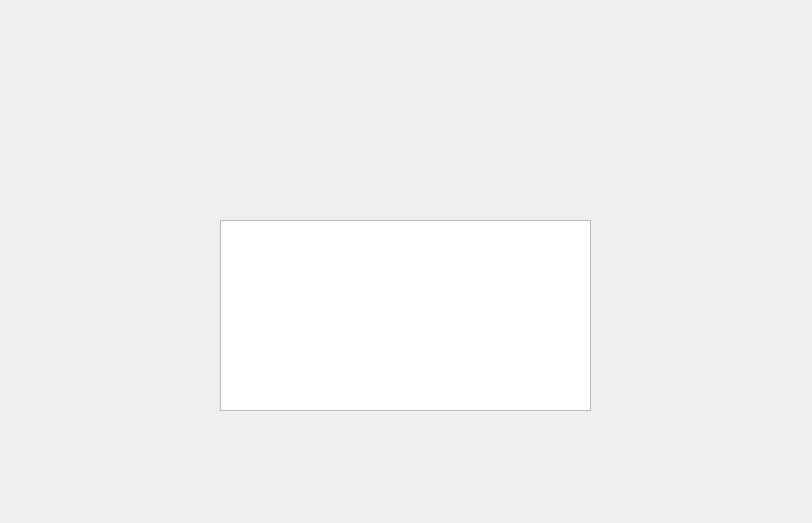
Qt form Codigo/Lanchonete/tela_gerente.ui (bbentin/APS) before a commit.
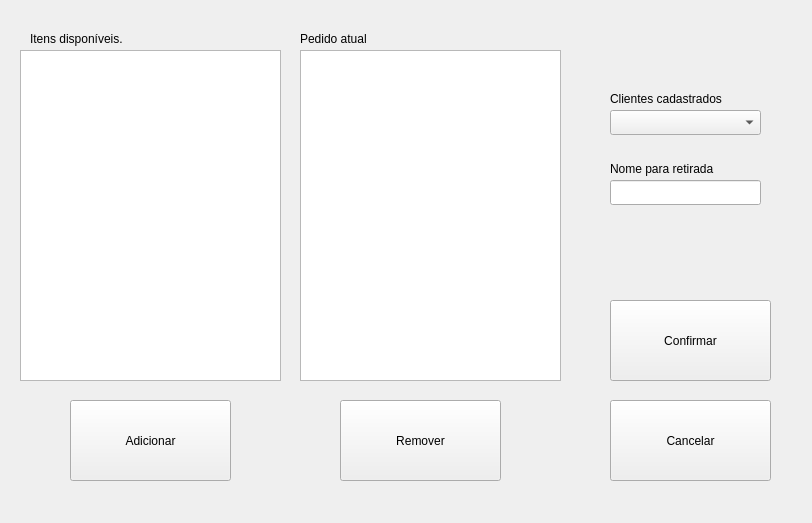
The same form after that commit.

Patch:
```diff
--- a/Codigo/Lanchonete/tela_gerente.ui
+++ b/Codigo/Lanchonete/tela_gerente.ui
@@ -13,16 +13,150 @@
   <property name="windowTitle">
    <string>Form</string>
   </property>
-  <widget class="QTextEdit" name="textEdit">
+  <widget class="QListView" name="listView">
    <property name="geometry">
     <rect>
-     <x>220</x>
-     <y>220</y>
-     <width>371</width>
-     <height>191</height>
+     <x>20</x>
+     <y>50</y>
+     <width>261</width>
+     <height>331</height>
     </rect>
    </property>
   </widget>
+  <widget class="QLabel" name="label">
+   <property name="geometry">
+    <rect>
+     <x>30</x>
+     <y>30</y>
+     <width>161</width>
+     <height>17</height>
+    </rect>
+   </property>
+   <property name="text">
+    <string>Itens disponíveis.</string>
+   </property>
+  </widget>
+  <widget class="QListView" name="listView_2">
+   <property name="geometry">
+    <rect>
+     <x>300</x>
+     <y>50</y>
+     <width>261</width>
+     <height>331</height>
+    </rect>
+   </property>
+  </widget>
+  <widget class="QLabel" name="label_2">
+   <property name="geometry">
+    <rect>
+     <x>300</x>
+     <y>30</y>
+     <width>101</width>
+     <height>17</height>
+    </rect>
+   </property>
+   <property name="text">
+    <string>Pedido atual</string>
+   </property>
+  </widget>
+  <widget class="QPushButton" name="pushButton">
+   <property name="geometry">
+    <rect>
+     <x>610</x>
+     <y>300</y>
+     <width>161</width>
+     <height>81</height>
+    </rect>
+   </property>
+   <property name="text">
+    <string>Confirmar</string>
+   </property>
+  </widget>
+  <widget class="QPushButton" name="pushButton_2">
+   <property name="geometry">
+    <rect>
+     <x>610</x>
+     <y>400</y>
+     <width>161</width>
+     <height>81</height>
+    </rect>
+   </property>
+   <property name="text">
+    <string>Cancelar</string>
+   </property>
+  </widget>
+  <widget class="QPushButton" name="pushButton_3">
+   <property name="geometry">
+    <rect>
+     <x>70</x>
+     <y>400</y>
+     <width>161</width>
+     <height>81</height>
+    </rect>
+   </property>
+   <property name="text">
+    <string>Adicionar</string>
+   </property>
+  </widget>
+  <widget class="QPushButton" name="pushButton_4">
+   <property name="geometry">
+    <rect>
+     <x>340</x>
+     <y>400</y>
+     <width>161</width>
+     <height>81</height>
+    </rect>
+   </property>
+   <property name="text">
+    <string>Remover</string>
+   </property>
+  </widget>
+  <widget class="QLineEdit" name="lineEdit">
+   <property name="geometry">
+    <rect>
+     <x>610</x>
+     <y>180</y>
+     <width>151</width>
+     <height>25</height>
+    </rect>
+   </property>
+  </widget>
+  <widget class="QComboBox" name="comboBox">
+   <property name="geometry">
+    <rect>
+     <x>610</x>
+     <y>110</y>
+     <width>151</width>
+     <height>25</height>
+    </rect>
+   </property>
+  </widget>
+  <widget class="QLabel" name="label_3">
+   <property name="geometry">
+    <rect>
+     <x>610</x>
+     <y>90</y>
+     <width>141</width>
+     <height>17</height>
+    </rect>
+   </property>
+   <property name="text">
+    <string>Clientes cadastrados</string>
+   </property>
+  </widget>
+  <widget class="QLabel" name="label_4">
+   <property name="geometry">
+    <rect>
+     <x>610</x>
+     <y>160</y>
+     <width>141</width>
+     <height>17</height>
+    </rect>
+   </property>
+   <property name="text">
+    <string>Nome para retirada</string>
+   </property>
+  </widget>
  </widget>
  <resources/>
  <connections/>
```
